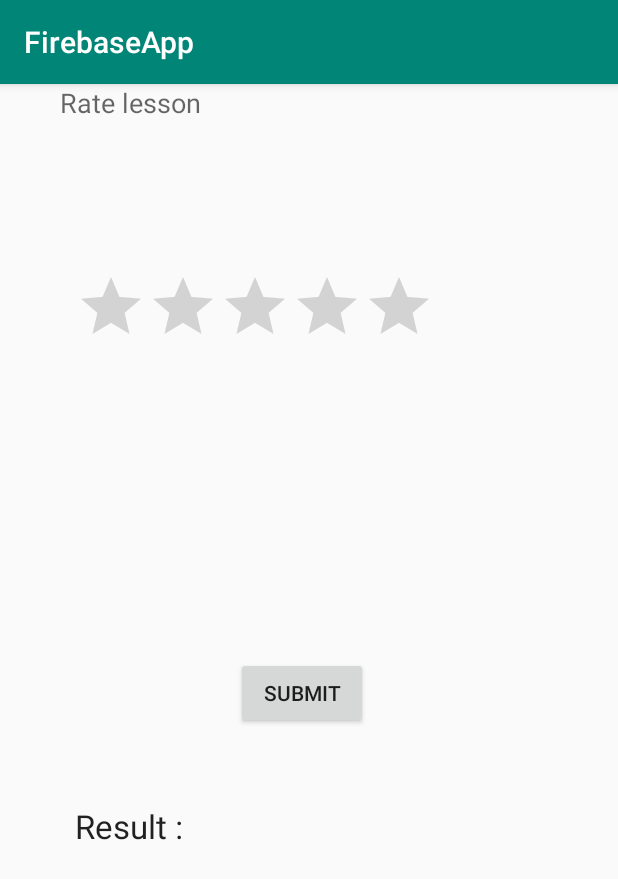
After one commit to udesantis1/FirebaseApp2, an Android app: the ShowRating screen opened directly, with no data from a screen before it, on a phone screen of 412 x 824 dp. The commit adds this screen. Shown: the top 879 px of the screen. Run offline under Robolectric (Android 15) with nearby library versions, the light colour scheme and no system bars; our stand-ins replace Firebase (no records; nobody signed in at launch, a user with empty details on screens opened directly).

Commit message:
Merge branch 'master' of C:\Users\Asus\AndroidStudioProjects\FirebaseApp2 with conflicts.

```diff
--- a/app/build.gradle
+++ b/app/build.gradle
@@ -26,6 +26,7 @@ dependencies {
     implementation 'com.android.support:cardview-v7:28.0.0'
     implementation 'com.android.support:design:28.0.0'
     implementation 'com.android.support.constraint:constraint-layout:1.1.3'
+
     implementation 'com.google.firebase:firebase-auth:16.1.0'
     implementation 'com.google.firebase:firebase-core:16.0.7'
     implementation 'com.google.firebase:firebase-firestore:18.0.1'
--- /dev/null
+++ b/app/src/main/java/com/example/firebaseapp/ShowRating.java
@@ -0,0 +1,58 @@
+package com.example.firebaseapp;
+
+import android.support.v7.app.AppCompatActivity;
+import android.os.Bundle;
+import android.view.View;
+import android.widget.Button;
+import android.widget.RatingBar;
+import android.widget.TextView;
+import android.widget.Toast;
+
+import com.google.firebase.database.DatabaseReference;
+import com.google.firebase.database.FirebaseDatabase;
+
+public class ShowRating extends AppCompatActivity {
+
+
+    RatingBar rb;
+    TextView value;
+    Button buttonSubmit;
+
+    DatabaseReference databaseRating;
+
+
+    @Override
+    protected void onCreate(Bundle savedInstanceState) {
+        super.onCreate(savedInstanceState);
+        setContentView(R.layout.activity_show_rating);
+
+        databaseRating= FirebaseDatabase.getInstance().getReference("Rating");
+
+        rb=(RatingBar)findViewById(R.id.ratingBar);
+        buttonSubmit=(Button)findViewById(R.id.btnSubmit);
+        value=(TextView)findViewById(R.id.lblResult);
+
+        rb.setOnRatingBarChangeListener(new RatingBar.OnRatingBarChangeListener() {
+            @Override
+            public void onRatingChanged(RatingBar ratingBar, float rating, boolean fromUser) {
+                value.setText("Value is "+ rating );
+            }
+        });
+        buttonSubmit.setOnClickListener(new View.OnClickListener() {
+            @Override
+            public void onClick(View v) {
+                    addRating();
+            }
+        });
+
+    }
+    private void addRating(){
+        float rate=rb.getRating();
+
+       String id= databaseRating.push().getKey();
+       Rating ratei=new Rating();
+       databaseRating.child(id).setValue(ratei);
+        Toast.makeText(this,"Vote added",Toast.LENGTH_LONG).show();
+    }
+
+}
--- /dev/null
+++ b/app/src/main/res/layout/activity_show_rating.xml
@@ -0,0 +1,58 @@
+<?xml version="1.0" encoding="utf-8"?>
+<LinearLayout xmlns:android="http://schemas.android.com/apk/res/android"
+    android:layout_width="fill_parent"
+    android:layout_height="fill_parent"
+    android:orientation="vertical" >
+
+    <TextView
+        android:id="@+id/lblRateMe"
+        android:layout_width="wrap_content"
+        android:layout_height="wrap_content"
+        android:text="Rate lesson"
+        android:layout_marginLeft="40dp"
+        android:textAppearance="?android:attr/textAppearanceMedium" />
+
+    <RatingBar
+        android:id="@+id/ratingBar"
+        android:layout_width="wrap_content"
+        android:layout_height="wrap_content"
+        android:numStars="5"
+        android:stepSize="0.0"
+        android:rating="0.0"
+        android:layout_marginTop="100dp"
+        android:layout_marginLeft="50dp"
+        android:progressTint="@android:color/holo_orange_dark"/>
+
+
+    <Button
+        android:id="@+id/btnSubmit"
+        android:layout_width="wrap_content"
+        android:layout_height="wrap_content"
+        android:layout_marginLeft="157dp"
+        android:layout_marginTop="200dp"
+        android:text="Submit" />
+
+    <LinearLayout
+        android:id="@+id/linearLayout1"
+        android:layout_width="match_parent"
+        android:layout_height="wrap_content" >
+
+        <TextView
+            android:id="@+id/lblResult"
+            android:layout_width="wrap_content"
+            android:layout_height="wrap_content"
+            android:layout_marginLeft="50dp"
+            android:layout_marginTop="50dp"
+            android:text="Result : "
+            android:textAppearance="?android:attr/textAppearanceLarge" />
+
+        <TextView
+            android:id="@+id/txtRatingValue"
+            android:layout_width="wrap_content"
+            android:layout_height="wrap_content"
+            android:text=""
+            android:textAppearance="?android:attr/textAppearanceSmall" />
+
+    </LinearLayout>
+
+</LinearLayout>
--- a/app/src/main/res/values/styles.xml
+++ b/app/src/main/res/values/styles.xml
@@ -8,4 +8,6 @@
         <item name="colorAccent">@color/colorAccent</item>
     </style>
 
+
+
 </resources>
```
Also changed, not shown: app/src/main/AndroidManifest.xml (+2 -8 lines), app/src/main/java/com/example/firebaseapp/Rating.java (added, +23 -0 lines).
